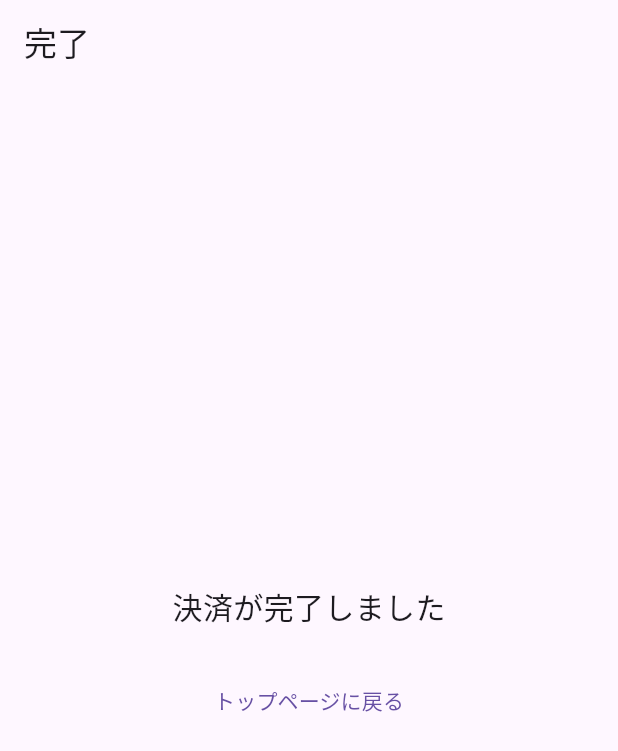
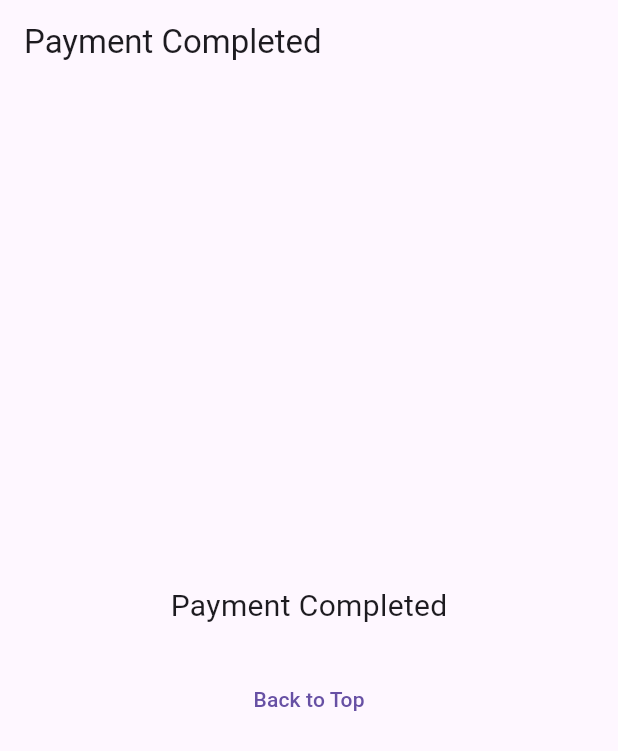
Before and after one commit to heyhey1028/flutter_passkey_demo, a Flutter app: the CompletedPage screen opened directly, on a phone screen of 412 x 824 dp. Shown: the top 751 px of the screen. Run offline on Flutter 3.47's test engine with Material 3 defaults, Android fonts, the phone set to English and light mode, and no system bars; our stand-ins replace cloud_firestore, firebase_auth, firebase_core, slide_to_act; accounts and stored records are empty.

Commit message:
feat: Update UI text to English and enhance navigation in completed, payment, signup, and top pages

```diff
--- a/flutter_passkey_demo/lib/completed_page.dart
+++ b/flutter_passkey_demo/lib/completed_page.dart
@@ -6,24 +6,33 @@ class CompletedPage extends StatelessWidget {
 
   @override
   Widget build(BuildContext context) {
-    return Scaffold(
+    return PopScope(
+      onPopInvokedWithResult: (didPop, result) {
+        return;
+      },
+      child: Scaffold(
         appBar: AppBar(
-        title: const Text('完了'),
+          title: const Text('Payment Completed'),
+          automaticallyImplyLeading: false,
         ),
         body: Center(
           child: Column(
             mainAxisAlignment: MainAxisAlignment.center,
             children: [
-            const Text('決済が完了しました', style: TextStyle(fontSize: 20)),
+              const Text('Payment Completed', style: TextStyle(fontSize: 20)),
               const SizedBox(height: 24),
               TextButton(
                 onPressed: () => Navigator.of(context).pushAndRemoveUntil(
-                MaterialPageRoute(builder: (context) => const TopPage()),
+                  PageRouteBuilder(
+                    pageBuilder: (context, animation, secondaryAnimation) => const TopPage(),
+                    transitionDuration: Duration.zero,
+                  ),
                   (route) => false,
                 ),
-              child: const Text('トップページに戻る'),
+                child: const Text('Back to Top'),
               ),
             ],
+          ),
         ),
       ),
     );
--- a/flutter_passkey_demo/lib/payment_page.dart
+++ b/flutter_passkey_demo/lib/payment_page.dart
@@ -9,20 +9,20 @@ class PaymentPage extends StatelessWidget {
   Widget build(BuildContext context) {
     return Scaffold(
       appBar: AppBar(
-        title: const Text('決済'),
+        title: const Text('Payment'),
       ),
       body: Column(
         children: [
           const Expanded(
             child: Center(
-              child: Text('スライドして決済を完了してください'),
+              child: Text('Slide to complete payment'),
             ),
           ),
           SafeArea(
             child: Padding(
               padding: const EdgeInsets.all(16.0),
               child: SlideAction(
-                text: 'スライドして決済を完了',
+                text: 'Slide to complete payment',
                 textStyle: const TextStyle(
                   color: Colors.grey,
                   fontSize: 16,
@@ -33,6 +33,8 @@ class PaymentPage extends StatelessWidget {
                   Icons.arrow_forward,
                   color: Colors.white,
                 ),
+                sliderRotate: false,
+                animationDuration: const Duration(milliseconds: 500),
                 onSubmit: () {
                   Future.delayed(
                     const Duration(milliseconds: 200),
--- a/flutter_passkey_demo/lib/top_page.dart
+++ b/flutter_passkey_demo/lib/top_page.dart
@@ -10,14 +10,14 @@ class TopPage extends StatelessWidget {
       await FirebaseAuth.instance.signOut();
       if (context.mounted) {
         ScaffoldMessenger.of(context).showSnackBar(
-          const SnackBar(content: Text('ログアウトしました')),
+          const SnackBar(content: Text('Logged out successfully')),
         );
-        // ログイン画面などに遷移する処理をここに追加
+        // Add navigation to login screen here
       }
     } catch (e) {
       if (context.mounted) {
         ScaffoldMessenger.of(context).showSnackBar(
-          SnackBar(content: Text('ログアウトに失敗しました: ${e.toString()}')),
+          SnackBar(content: Text('Failed to logout: ${e.toString()}')),
         );
       }
     }
@@ -43,7 +43,7 @@ class TopPage extends StatelessWidget {
               onPressed: () => Navigator.of(context).push(
                 MaterialPageRoute(builder: (context) => const PaymentPage()),
               ),
-              child: const Text('決済ページへ'),
+              child: const Text('Go to Payment'),
             ),
           ],
         ),
```
Also changed, not shown: flutter_passkey_demo/lib/signup_page.dart (+12 -12 lines). Lines whose indentation alone changed are shown as unchanged.
